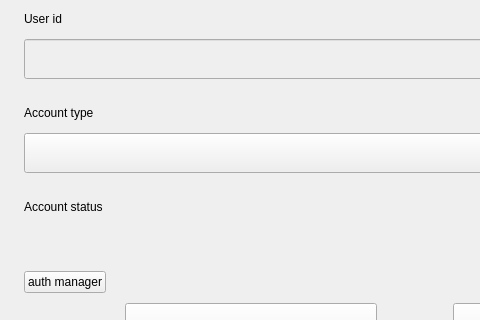
First picture: the form in src/pages/user-info-page/user-info-page.ui, repository openeuler-mirror/kiran-control-panel, before the edit; both pictures show x 0 to 480 and y 258 to 578 of the 829 by 661 pixel window.
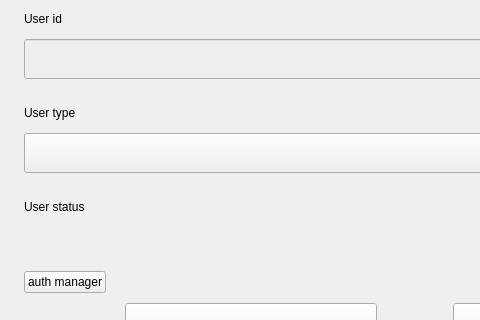
Second picture: the form after the edit. Custom widgets are drawn as their Qt base class.

Commit message:
fix(*): unified user name for interface description
- 统一账户名和用户名为用户名

Closes #40542

Patch:
```diff
--- a/src/pages/user-info-page/user-info-page.ui
+++ b/src/pages/user-info-page/user-info-page.ui
@@ -289,7 +289,7 @@
          <item>
           <widget class="QLabel" name="label_accountType">
            <property name="text">
-            <string>Account type</string>
+            <string>User type</string>
            </property>
           </widget>
          </item>
@@ -351,7 +351,7 @@
          <item>
           <widget class="QLabel" name="label_accountStatus">
            <property name="text">
-            <string>Account status</string>
+            <string>User status</string>
            </property>
           </widget>
          </item>
```
Left out of the diff: 8 changed lines with no effect on the pictures. The commit also changes 19 other files.
